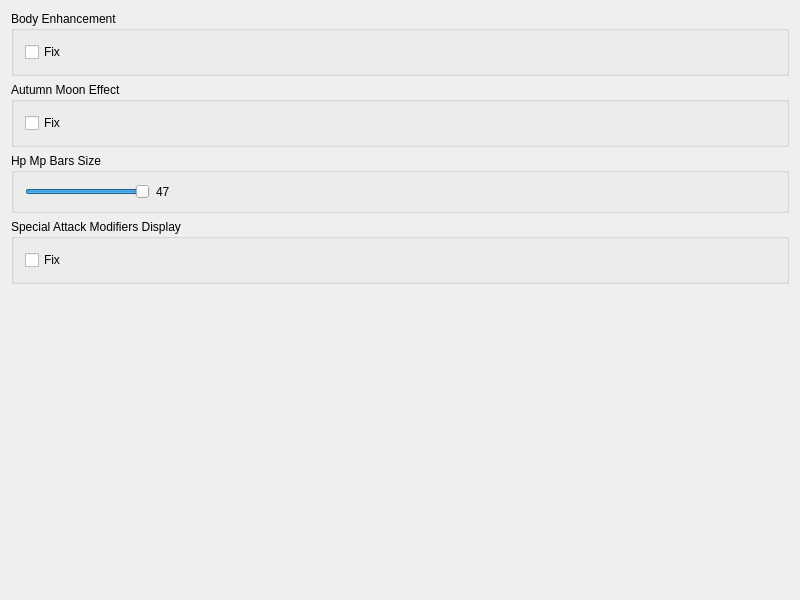
Old version of the form src/FrontendQt/FixesWidget.ui in the repository Meos4/Jade-Cocoon-Randomizer.
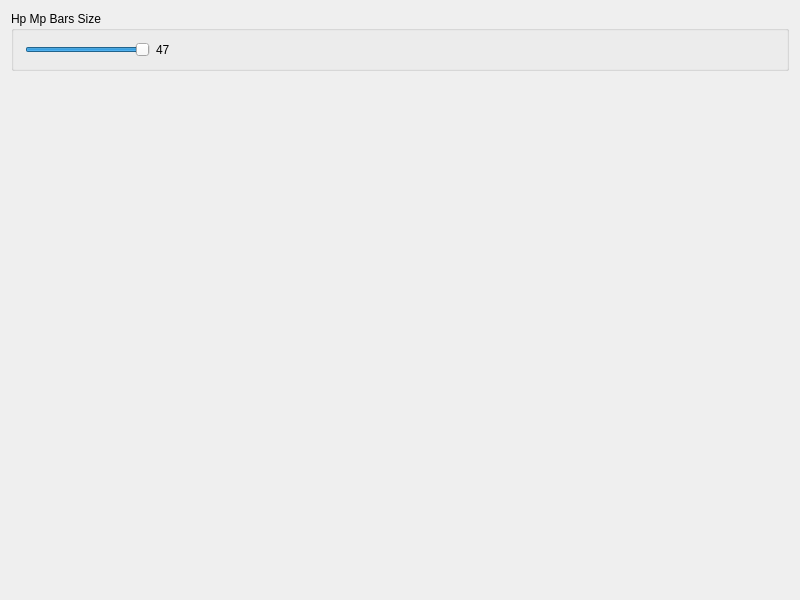
New version of the form.

```diff
--- a/src/FrontendQt/FixesWidget.ui
+++ b/src/FrontendQt/FixesWidget.ui
@@ -14,7 +14,7 @@
    <string>FixesWidget</string>
   </property>
   <layout class="QGridLayout" name="gridLayout">
-   <item row="2" column="0">
+   <item row="0" column="0">
     <widget class="QGroupBox" name="hpMpBarsSizeBox">
      <property name="title">
       <string>Hp Mp Bars Size</string>
@@ -52,7 +52,7 @@
      </layout>
     </widget>
    </item>
-   <item row="4" column="0">
+   <item row="1" column="0">
     <spacer name="verticalSpacer">
      <property name="orientation">
       <enum>Qt::Vertical</enum>
@@ -65,60 +65,6 @@
      </property>
     </spacer>
    </item>
-   <item row="3" column="0">
-    <widget class="QGroupBox" name="specialAttackModifiersDisplayBox">
-     <property name="title">
-      <string>Special Attack Modifiers Display</string>
-     </property>
-     <layout class="QVBoxLayout" name="verticalLayout_3">
-      <item>
-       <widget class="QCheckBox" name="specialAttackModifiersDisplayFix">
-        <property name="toolTip">
-         <string/>
-        </property>
-        <property name="text">
-         <string>Fix</string>
-        </property>
-       </widget>
-      </item>
-     </layout>
-    </widget>
-   </item>
-   <item row="0" column="0">
-    <widget class="QGroupBox" name="bodyEnhancementBox">
-     <property name="title">
-      <string>Body Enhancement</string>
-     </property>
-     <layout class="QVBoxLayout" name="verticalLayout">
-      <item>
-       <widget class="QCheckBox" name="bodyEnhancementFix">
-        <property name="toolTip">
-         <string/>
-        </property>
-        <property name="text">
-         <string>Fix</string>
-        </property>
-       </widget>
-      </item>
-     </layout>
-    </widget>
-   </item>
-   <item row="1" column="0">
-    <widget class="QGroupBox" name="autumnMoonEffectBox">
-     <property name="title">
-      <string>Autumn Moon Effect</string>
-     </property>
-     <layout class="QVBoxLayout" name="verticalLayout_2">
-      <item>
-       <widget class="QCheckBox" name="autumnMoonEffectFix">
-        <property name="text">
-         <string>Fix</string>
-        </property>
-       </widget>
-      </item>
-     </layout>
-    </widget>
-   </item>
   </layout>
  </widget>
  <layoutdefault spacing="6" margin="11"/>
```
